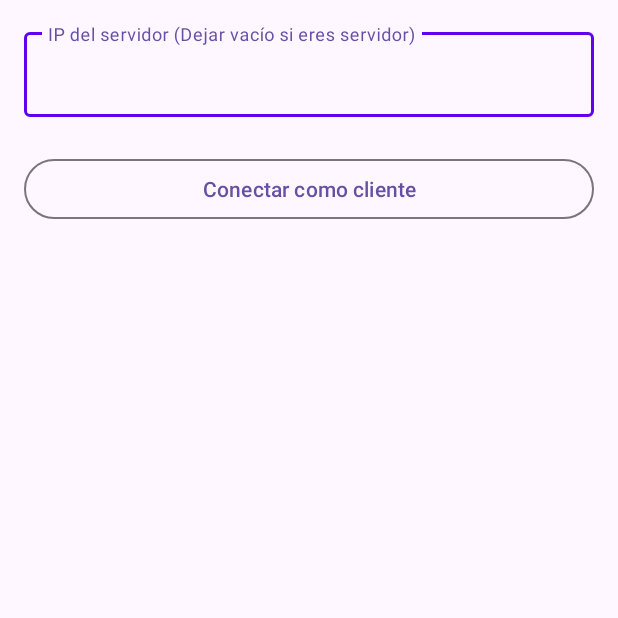
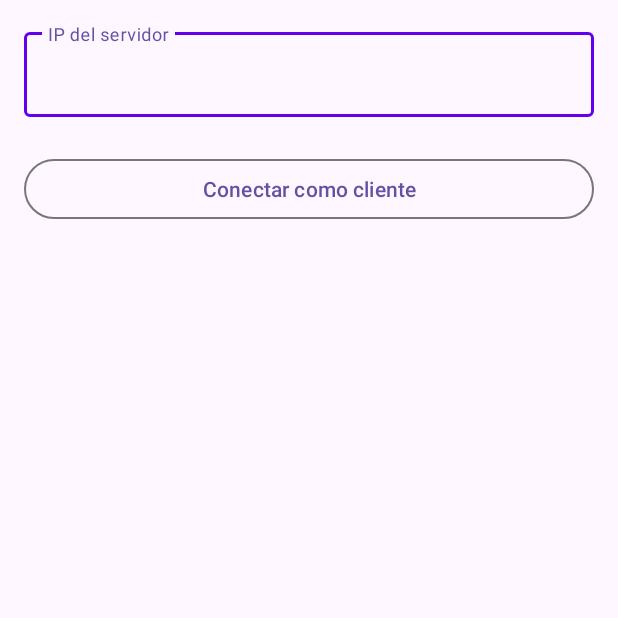
Before and after one commit to PowerMonk/Whatsapp_Clone, an Android app: the screen it shows after launch (MainActivity), on a phone screen of 412 x 824 dp, the top half of it. Run offline under Robolectric (Android 15) with nearby library versions, the phone set to English and light mode, and no system bars.

Commit message:
Ejemplo para ramses

```diff
--- a/app/src/main/res/layout/activity_main.xml
+++ b/app/src/main/res/layout/activity_main.xml
@@ -13,7 +13,7 @@
     <com.google.android.material.textfield.TextInputLayout
         android:layout_width="match_parent"
         android:layout_height="wrap_content"
-        android:hint="IP del servidor (Dejar vacío si eres servidor)"
+        android:hint="IP del servidor"
         app:boxStrokeColor="@color/colorPrimary"
         app:boxBackgroundMode="outline"
         android:layout_marginBottom="16dp"
```
